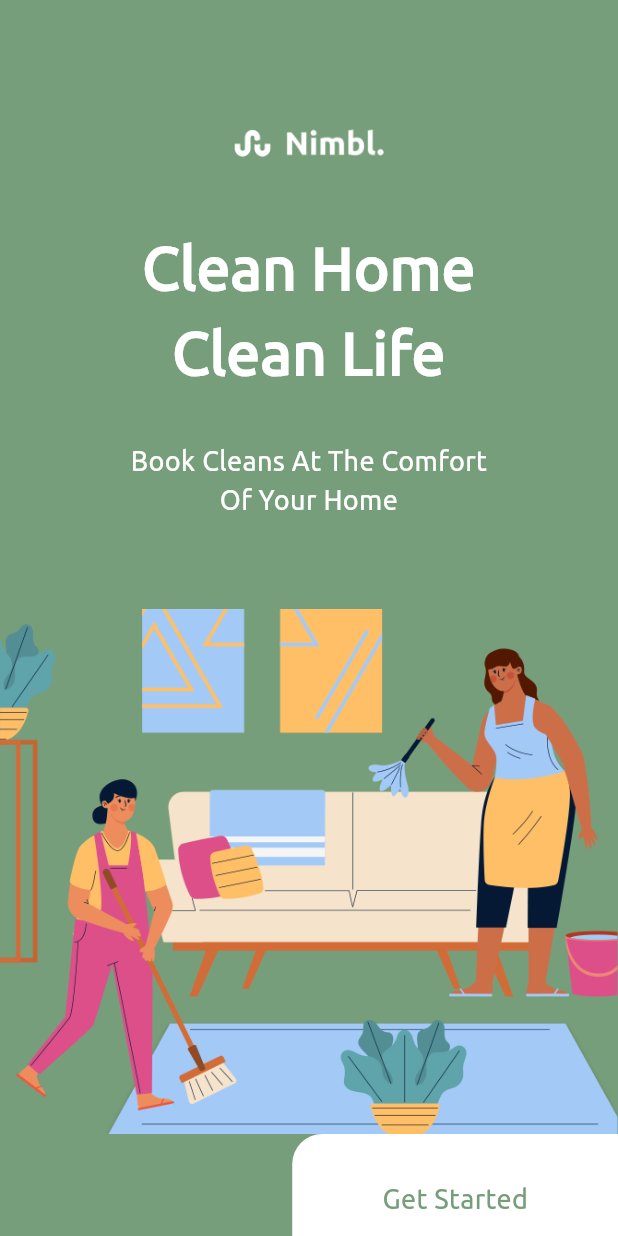
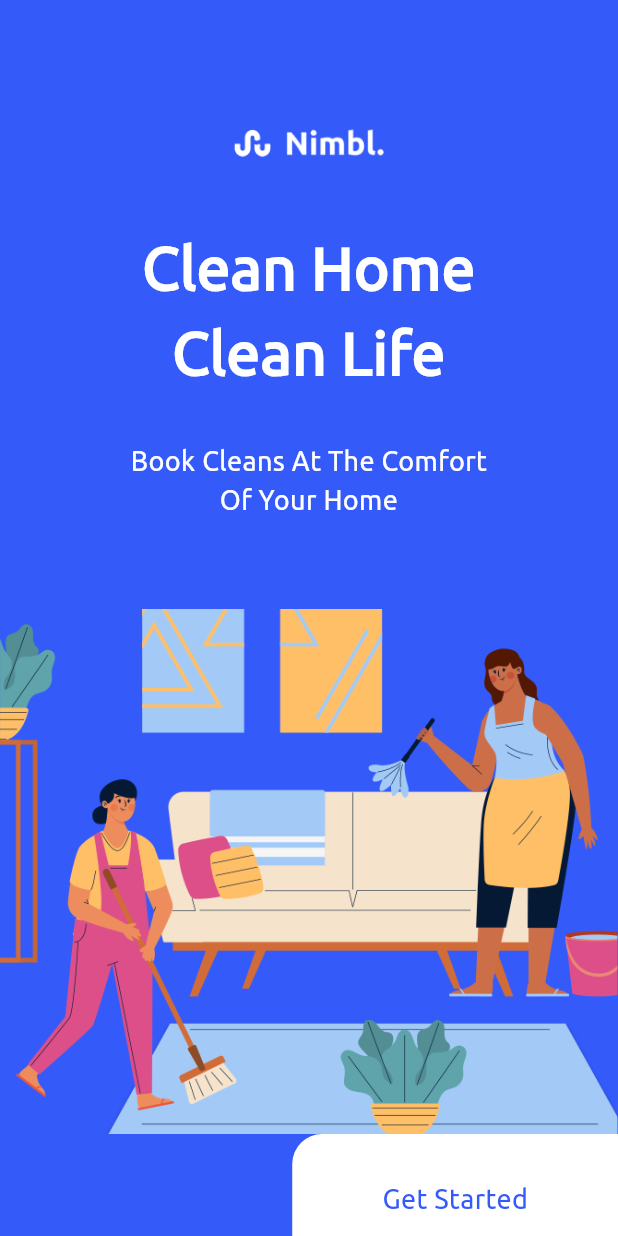
Before and after one commit to Mukarram-Dev/Home-Cleaning-App, a Flutter app: the SplashView screen opened by its route, on a phone screen of 412 x 824 dp. Run offline on Flutter 3.47's test engine with Material 3 defaults, Android fonts, the phone set to English and light mode, and no system bars; our stand-ins replace another_flushbar, fluttertoast, go_router, table_calendar.

Commit message:
changes done

```diff
--- a/lib/config/components/custom_button.dart
+++ b/lib/config/components/custom_button.dart
@@ -8,7 +8,7 @@ class CustomButtonWidget extends StatelessWidget {
       required this.title,
       required this.onPress,
       this.loading = false,
-      this.height = 56,
+      this.height = 50,
       this.width = 200,
       this.textColor = AppColors.white,
       this.buttonColor = AppColors.primaryColor});
--- a/lib/config/routes/routes.dart
+++ b/lib/config/routes/routes.dart
@@ -1,7 +1,9 @@
 import 'package:cleaningapp/config/routes/routes_name.dart';
 import 'package:cleaningapp/views/Splash/splash_view.dart';
 import 'package:cleaningapp/views/calender/CalendarPage.dart';
-import 'package:cleaningapp/views/home%20/home_view.dart';
+import 'package:cleaningapp/views/home/home_view.dart';
+import 'package:cleaningapp/views/service%20booking/service_booking_view.dart';
+import 'package:cleaningapp/views/onborading/onboarding_view.dart';
 
 import 'package:go_router/go_router.dart';
 
@@ -22,5 +24,15 @@ final router = GoRouter(
       builder: (context, state) => const CalendarPage(),
       name: RouteName.calenderRoute,
     ),
+    GoRoute(
+      path: RouteName.onBoardRoute,
+      builder: (context, state) => const OnBoardingScreen(),
+      name: RouteName.onBoardRoute,
+    ),
+    GoRoute(
+      path: RouteName.serviceBookRoute,
+      builder: (context, state) => const ServiceBookingView(),
+      name: RouteName.serviceBookRoute,
+    ),
   ],
 );
--- a/lib/config/routes/routes_name.dart
+++ b/lib/config/routes/routes_name.dart
@@ -1,5 +1,7 @@
 class RouteName {
-  static const String splashRoute = "/";
+  static const String onBoardRoute = "/";
+  static const String splashRoute = "/splash";
   static const String homeRoute = "/home";
   static const String calenderRoute = "/calender";
+  static const String serviceBookRoute = "/service-book";
 }
--- a/lib/config/theme/colors.dart
+++ b/lib/config/theme/colors.dart
@@ -4,8 +4,8 @@ import 'package:flutter/material.dart';
 class AppColors {
 //Primary Colors
 
-  static const Color primaryColor = Color(0xff779E7A);
-  static const Color secondaryColor = Color(0xffECA369);
+  static const Color primaryColor = Color(0xff345AFA);
+  static const Color secondaryColor = Color(0xffEEEEEE);
   static const Color darkBlue = Color(0xFF205072);
 
   static const Color white = Color(0xFFFFFFFF);
--- a/lib/config/theme/text_theme_style.dart
+++ b/lib/config/theme/text_theme_style.dart
@@ -20,6 +20,20 @@ class AppTextStyles {
     Color color = AppColors.primaryColor,
     double fontSize = 24,
     FontWeight fontWeight = FontWeight.bold,
+    String fontFamily = 'ubuntu',
+  }) {
+    return TextStyle(
+      color: color,
+      fontSize: fontSize,
+      fontWeight: fontWeight,
+      fontFamily: fontFamily,
+    );
+  }
+
+  static TextStyle textNormal({
+    Color color = AppColors.black,
+    double fontSize = 20,
+    FontWeight fontWeight = FontWeight.w700,
     String fontFamily = 'ubuntu',
   }) {
     return TextStyle(
```
Also changed, not shown: lib/config/assets/image_assets.dart (+8 -3 lines), lib/views/service booking/widgets/extra_widget.dart (added, +64 -0 lines).
